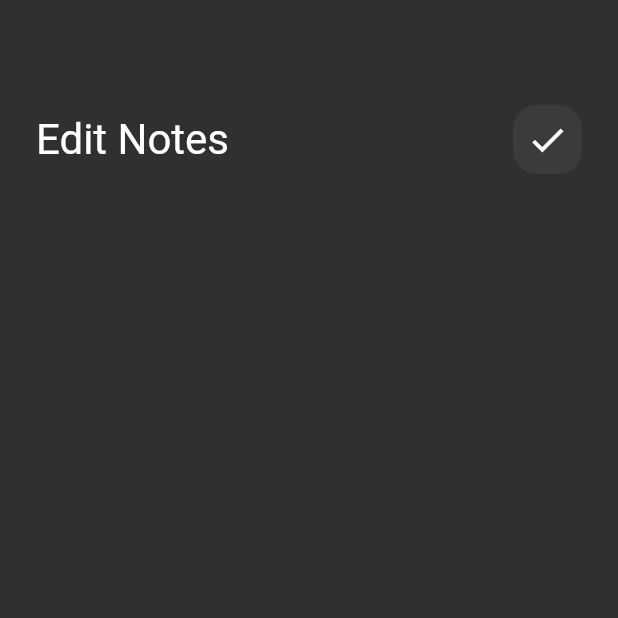
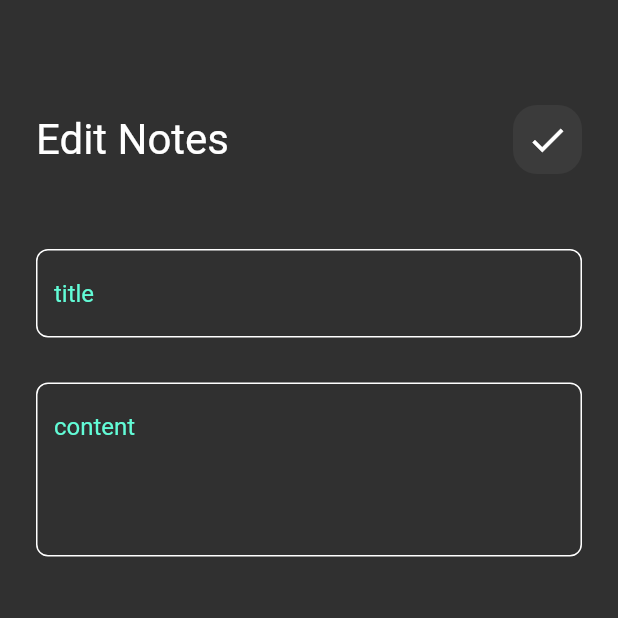
Before and after one commit to AhmedMoustafaAbouharga/notes_app, a Flutter app: the EditNoteView screen opened directly, on a phone screen of 412 x 824 dp, the top half of it. Run offline on Flutter 3.47's test engine with Material 2 defaults, Android fonts, the phone set to English and light mode, and no system bars; our stand-ins replace font_awesome_flutter; Roboto replaces fonts that are missing (assets/fonts/Poppins-Regular.ttf).

Commit message:
edit not view ui done

```diff
--- a/lib/widgets/edit_note_view_body.dart
+++ b/lib/widgets/edit_note_view_body.dart
@@ -1,6 +1,7 @@
 import 'package:flutter/cupertino.dart';
 import 'package:flutter/material.dart';
 import 'package:notes_app/widgets/custom_app_bar.dart';
+import 'package:notes_app/widgets/custom_text_filed.dart';
 
 class EditNoteViewBody extends StatelessWidget {
   const EditNoteViewBody({Key? key}) : super(key: key);
@@ -15,6 +16,14 @@ class EditNoteViewBody extends StatelessWidget {
             height: 70,
           ),
           CustomAppBar(titel: 'Edit Notes',icon: Icons.check),
+          SizedBox(
+            height: 50,
+          ),
+          CustomTextField(hintText: 'title'),
+          SizedBox(
+            height: 30,
+          ),
+          CustomTextField(hintText: 'content',maxLines: 4,)
         ],
       ),
     );
```
